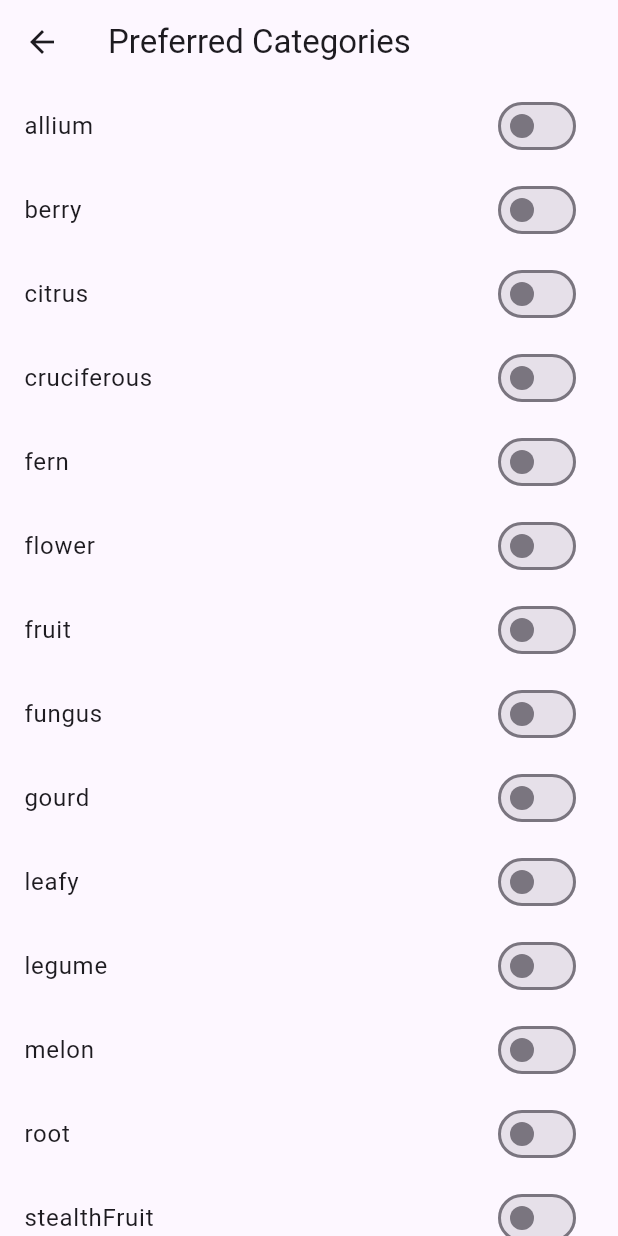
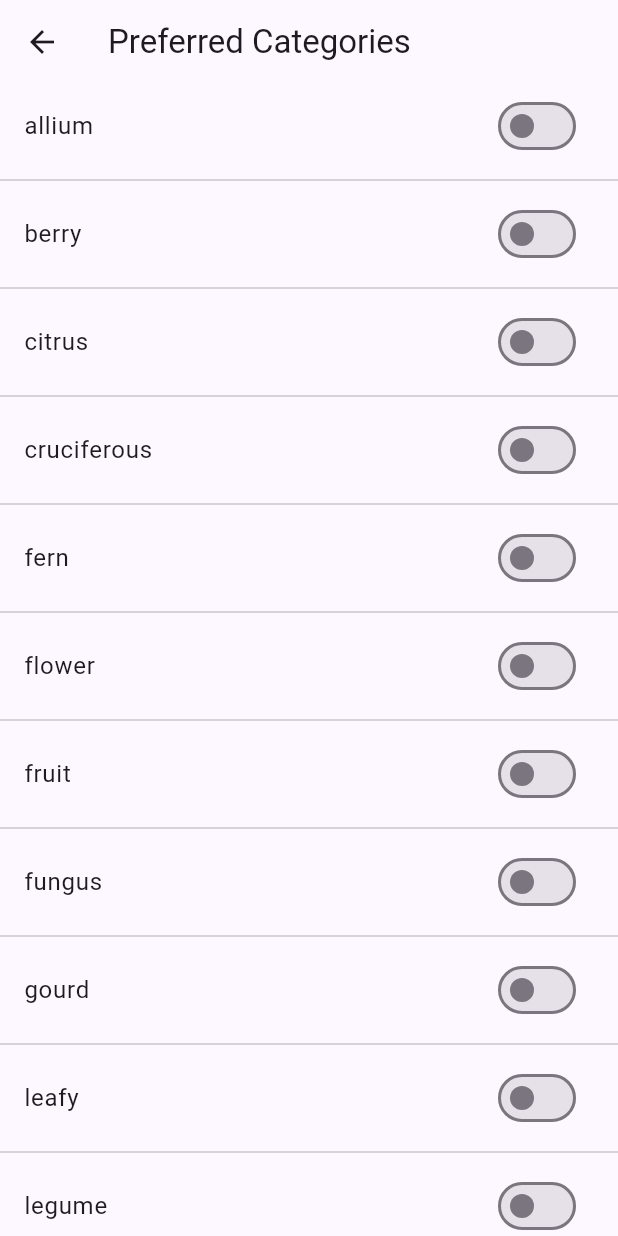
Before and after one commit to InMatrix/veggieseasons_adaptive, a Flutter app: the VeggieCategorySettingsScreen screen opened directly, on a phone screen of 412 x 824 dp. Run offline on Flutter 3.47's test engine with Material 2 defaults, Android fonts, the light colour scheme and no system bars; our stand-ins replace font_awesome_flutter.

Commit message:
Adding dividers to categories settings screen

```diff
--- a/lib/screens/settings.dart
+++ b/lib/screens/settings.dart
@@ -101,9 +101,11 @@ class VeggieCategorySettingsScreen extends StatelessWidget {
       body: ListView(
         children: [
           for (var item in VeggieCategory.values)
+            Column(
+              children: [
                 ListTile(
-              title:
-                  Text(item.name, style: Theme.of(context).textTheme.bodyLarge),
+                  title: Text(item.name,
+                      style: Theme.of(context).textTheme.bodyLarge),
                   trailing: Switch.adaptive(
                     value: false,
                     onChanged: (value) => {
@@ -114,6 +116,9 @@ class VeggieCategorySettingsScreen extends StatelessWidget {
                       ),
                     },
                   ),
+                ),
+                Divider(),
+              ],
             )
         ],
       ),
```
Lines whose indentation alone changed are shown as unchanged.
